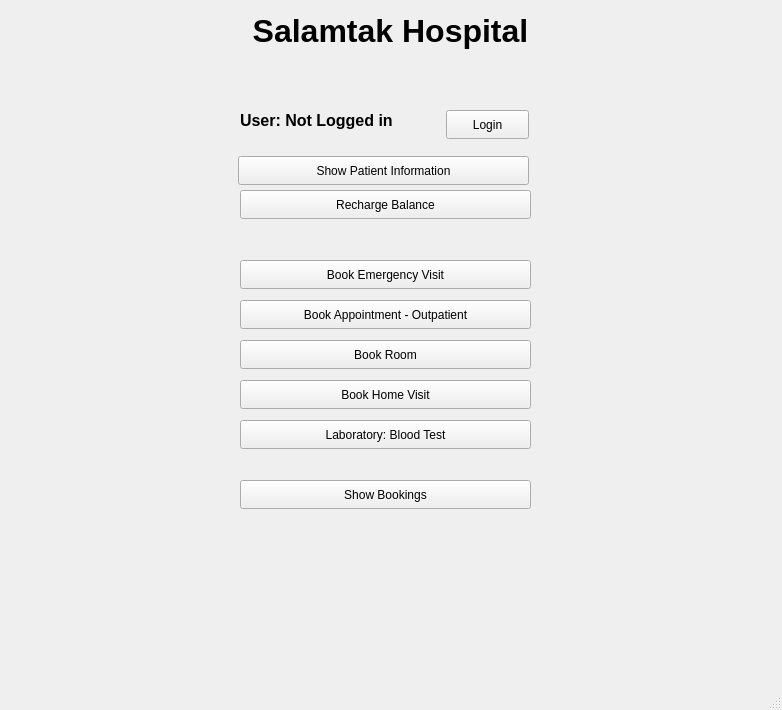
The window that mainwindow.ui (KirolousFouty/Hospital_Project) describes before a commit, drawn with Qt 5.
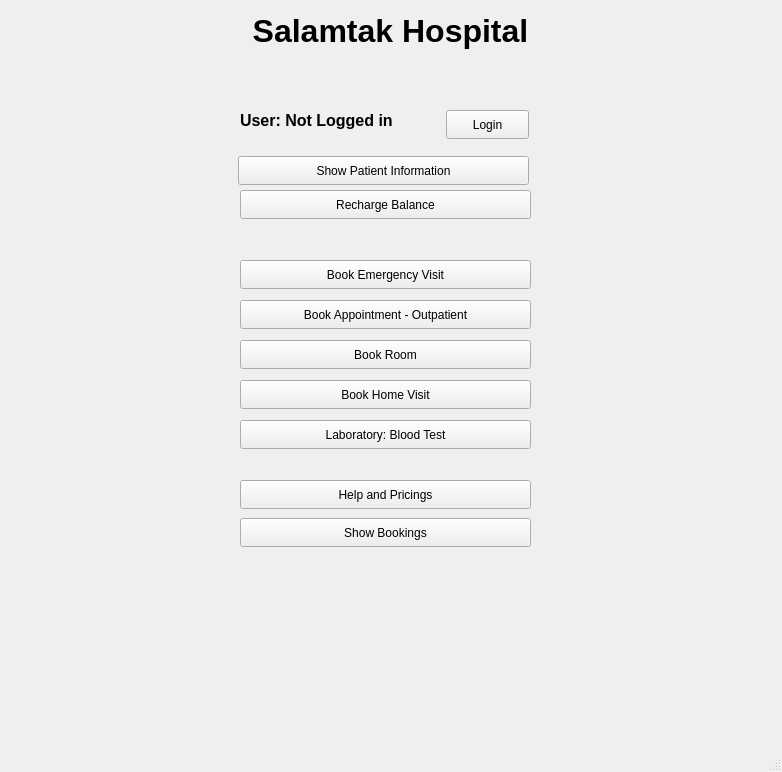
The same window after the commit.

Commit message: - Created PaymentWindow - Added Payment Choices to BookAppointmentWindow - Created a File Handling System to record Payments - Created HelpAndPricingsWindow - Added some Attributes and Functions to different classes - Fixed a few Errors

What changed in the file:
```diff
--- a/mainwindow.ui
+++ b/mainwindow.ui
@@ -7,7 +7,7 @@
     <x>0</x>
     <y>0</y>
     <width>782</width>
-    <height>710</height>
+    <height>772</height>
    </rect>
   </property>
   <property name="windowTitle">
@@ -57,7 +57,7 @@
     <property name="geometry">
      <rect>
       <x>240</x>
-      <y>480</y>
+      <y>518</y>
       <width>291</width>
       <height>29</height>
      </rect>
@@ -70,7 +70,7 @@
     <property name="geometry">
      <rect>
       <x>60</x>
-      <y>530</y>
+      <y>568</y>
       <width>661</width>
       <height>141</height>
      </rect>
@@ -191,6 +191,19 @@
      <set>Qt::AlignCenter</set>
     </property>
    </widget>
+   <widget class="QPushButton" name="helpAndPricingsButton">
+    <property name="geometry">
+     <rect>
+      <x>240</x>
+      <y>480</y>
+      <width>291</width>
+      <height>29</height>
+     </rect>
+    </property>
+    <property name="text">
+     <string>Help and Pricings</string>
+    </property>
+   </widget>
   </widget>
   <widget class="QMenuBar" name="menubar">
    <property name="geometry">
```
The commit also changes 17 other files.
